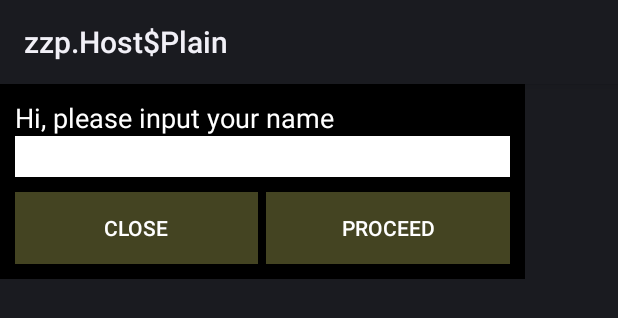
After one commit to bobjaeger/TheMansion, an Android app: the layout dialog_name.xml on its own in the app's theme, with its tools: preview values and no code run, on a phone screen of 412 x 824 dp. The commit adds this screen. Shown: the top 318 px of the screen. Run offline under Robolectric (Android 15) with nearby library versions, the phone set to English and light mode, and no system bars.

Commit message:
On start game, user has to input their name. The name will be used for adding a highscore upon the game finish

```diff
--- a/game_feature/src/main/assets/question-10.json
+++ b/game_feature/src/main/assets/question-10.json
@@ -38,7 +38,7 @@
         "answer": "ripped of the paper",
         "next_qid": 103, // NULLABLE, if effect: 2(Level finished)
         "another_dialog": "His alias name is Butcher, the one closest to Mr.Grey. And He is the one knows about Mr.Grey secret", // NULLABLE
-        "effect": 3 //1: life-1, 2: life+1, 3: room finish, 4: acquired key // NULLABLE
+        "effect": 4 //1: life-1, 2: life+1, 3: room finish, 4: acquired key // NULLABLE
       },
       {
         "answer": "do nothing",
--- a/game_feature/src/main/java/com/den/jaeger/themansion/game_feature/Constants.java
+++ b/game_feature/src/main/java/com/den/jaeger/themansion/game_feature/Constants.java
@@ -9,6 +9,8 @@ public class Constants {
     public static final String PREFS_NOTE = "note";
     public static final String PREFS_LIFE_NUMBER = "lifeNumber";
     public static final String PREFS_ROOM_SET = "roomSet";
+    public static final String PREFS_TIME_START = "timeStart";
+    public static final String PREFS_NAME = "name";
 
     public static final String LEVEL_NAME_LG = "Level Lower Ground";
     public static final String LEVEL_NAME_G = "Level Ground";
--- a/game_feature/src/main/java/com/den/jaeger/themansion/game_feature/Game.java
+++ b/game_feature/src/main/java/com/den/jaeger/themansion/game_feature/Game.java
@@ -29,6 +29,7 @@ public class Game extends AppCompatActivity {
         setContentView(R.layout.activity_game);
         rootView = findViewById(R.id.rootView);
         prefs = getSharedPreferences(Constants.PREFS, Context.MODE_PRIVATE);
+        Utilities.startGame(this);
 
         readJSON(); //For example
         toLobbyInterface();
--- a/game_feature/src/main/java/com/den/jaeger/themansion/game_feature/HighScore.java
+++ b/game_feature/src/main/java/com/den/jaeger/themansion/game_feature/HighScore.java
@@ -27,8 +27,8 @@ public class HighScore extends AppCompatActivity {
         recyclerViewHighScore = findViewById(R.id.recyclerViewHighScore);
 
         dbHighScore = new DBHighScore(this);
-        dbHighScore.dropTable();
-        addDummyHighScoreToDB(); // To add dummy data comment out to disable
+        //dbHighScore.dropTable(); // To delete database
+        //addDummyHighScoreToDB(); // To add dummy data comment out to disable
 
         getHighScoreFromDB();
     }
--- /dev/null
+++ b/game_feature/src/main/res/layout/dialog_name.xml
@@ -0,0 +1,60 @@
+<?xml version="1.0" encoding="utf-8"?>
+<LinearLayout xmlns:android="http://schemas.android.com/apk/res/android"
+    android:layout_width="350dp"
+    android:layout_height="wrap_content"
+    android:background="#000000"
+    android:orientation="vertical"
+    android:padding="10dp">
+
+    <TextView
+        android:layout_width="match_parent"
+        android:layout_height="wrap_content"
+        android:text="Hi, please input your name"
+        android:textAlignment="viewStart"
+        android:textColor="#FFFFFF"
+        android:textSize="18dp" />
+
+    <EditText
+        android:id="@+id/formName"
+        android:layout_width="match_parent"
+        android:layout_height="wrap_content"
+        android:background="#FFFFFF"
+        android:ems="10"
+        android:inputType="text"
+        android:paddingLeft="16dp"
+        android:paddingRight="16dp"
+        android:paddingTop="5dp"
+        android:textAlignment="textStart"
+        android:textSize="16dp" />
+
+    <LinearLayout
+        android:layout_width="match_parent"
+        android:layout_height="wrap_content"
+        android:layout_marginTop="10dp"
+        android:orientation="horizontal"
+        android:weightSum="2">
+
+        <Button
+            android:id="@+id/buttonClose"
+            android:layout_width="0dp"
+            android:layout_height="wrap_content"
+            android:layout_centerHorizontal="true"
+            android:layout_centerVertical="true"
+            android:layout_marginRight="5dp"
+            android:layout_weight="1"
+            android:background="#444422"
+            android:text="Close"
+            android:textColor="#FFFFFF" />
+
+        <Button
+            android:id="@+id/buttonProceed"
+            android:layout_width="0dp"
+            android:layout_height="wrap_content"
+            android:layout_centerHorizontal="true"
+            android:layout_centerVertical="true"
+            android:layout_weight="1"
+            android:background="#444422"
+            android:text="Proceed"
+            android:textColor="#FFFFFF" />
+    </LinearLayout>
+</LinearLayout>
```
Also changed, not shown: game_feature/src/main/java/com/den/jaeger/themansion/game_feature/GameFragment/RoomInterface.java (+17 -4 lines), game_feature/src/main/java/com/den/jaeger/themansion/game_feature/MenuActivity.java (+35 -1 lines), game_feature/src/main/java/com/den/jaeger/themansion/game_feature/Utilities.java (+27 -1 lines).
